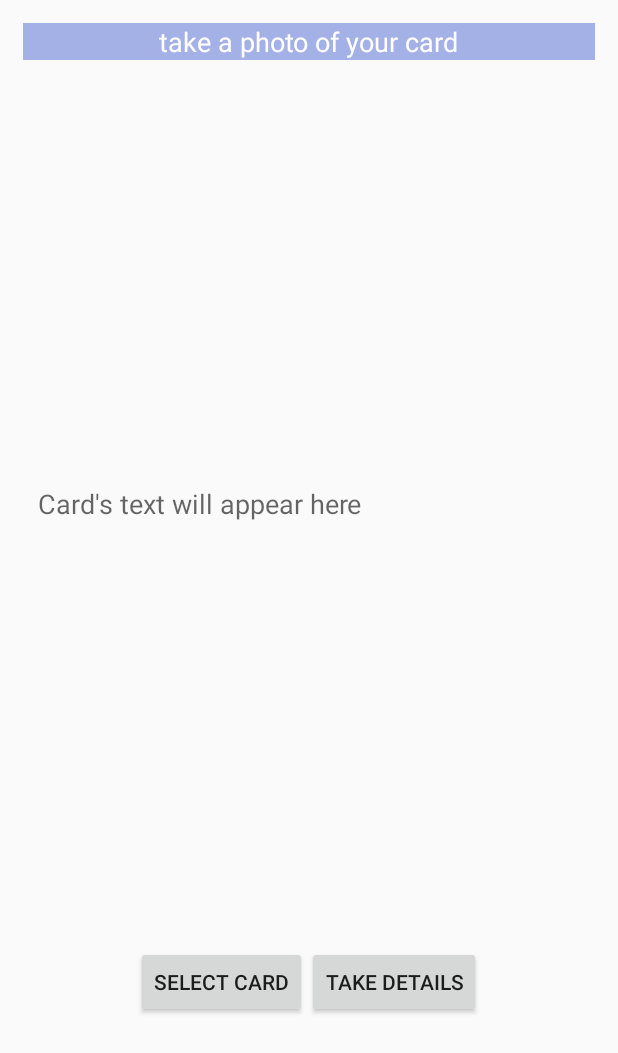
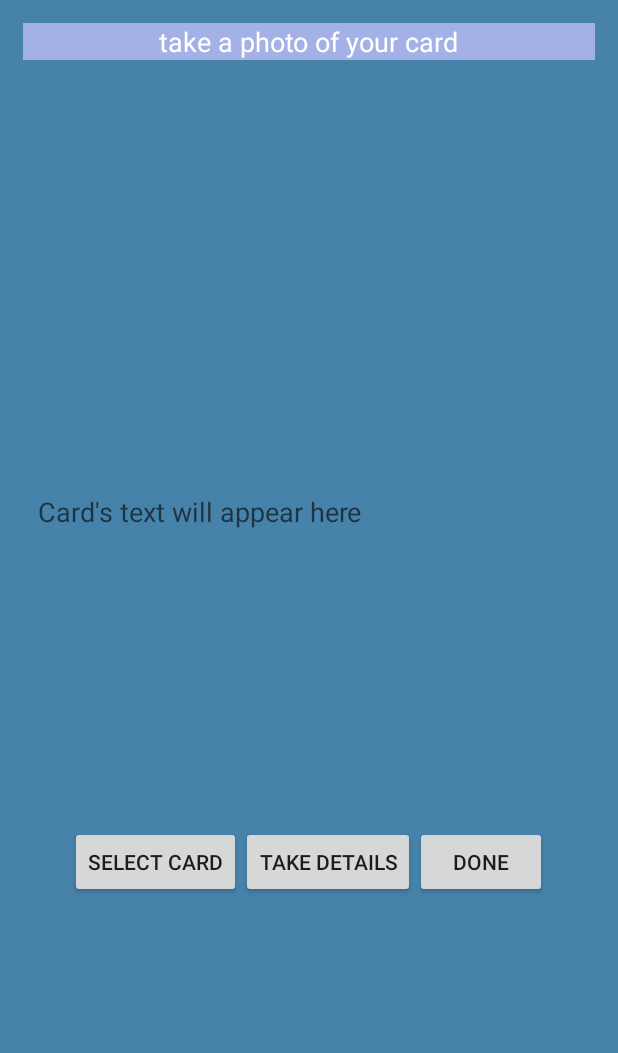
Before and after one commit to RotemShavit/MyGiftCards, an Android app: the ScanCard screen opened directly, with no data from a screen before it, on a phone screen of 412 x 824 dp. Shown: the top 1053 px of the screen. Run offline under Robolectric (Android 15) with nearby library versions, the phone set to English and light mode, and no system bars.

Commit message:
10.10.2020

```diff
--- a/app/src/main/AndroidManifest.xml
+++ b/app/src/main/AndroidManifest.xml
@@ -10,7 +10,7 @@
 
     <application
         android:allowBackup="true"
-        android:icon="@drawable/icon"
+        android:icon="@drawable/icon_new"
         android:label="@string/app_name"
         android:roundIcon="@mipmap/ic_launcher_round"
         android:supportsRtl="true"
--- a/app/src/main/java/com/postpc/mygiftcrads/RegisterActivity.kt
+++ b/app/src/main/java/com/postpc/mygiftcrads/RegisterActivity.kt
@@ -57,9 +57,12 @@ class RegisterActivity : AppCompatActivity() {
                         register_email.setText("")
                         register_password.setText("")
                         setDailyWorker()
+                        Log.d("***", "daily worker set")
                         val intent = Intent(this, AllGiftCardsActivity::class.java)
                         intent.putExtra("mail", mail)
+                        Log.d("***", "activity starting")
                         startActivity(intent)
+                        Log.d("***", "started activity")
                         finish()
                         // Next activity
                     }
--- a/app/src/main/java/com/postpc/mygiftcrads/SettingsActivity.kt
+++ b/app/src/main/java/com/postpc/mygiftcrads/SettingsActivity.kt
@@ -2,6 +2,7 @@ package com.postpc.mygiftcrads
 
 import android.content.Intent
 import android.os.Bundle
+import android.os.Handler
 import android.preference.PreferenceManager
 import android.widget.Switch
 import android.widget.TextView
--- a/app/src/main/res/layout/activity_new_gift_card.xml
+++ b/app/src/main/res/layout/activity_new_gift_card.xml
@@ -13,7 +13,6 @@
         style="@style/Widget.AppCompat.TextView"
         android:layout_width="match_parent"
         android:layout_height="70sp"
-        android:fontFamily="casual"
         android:text="New Gift Card"
         android:textAlignment="center"
         android:textColor="#EEEEEE"
@@ -218,6 +217,6 @@
         app:layout_constraintTop_toTopOf="parent"
         app:layout_constraintVertical_bias="1"
         app:itemTextColor="@color/bottom_nav_color"
-        app:itemIconTint="@color/bottom_nav_color"
+        app:itemIconTint="#EEEEEE"
         app:menu="@menu/bottom_menu" />
 </androidx.constraintlayout.widget.ConstraintLayout>
--- a/app/src/main/res/layout/activity_scan_card.xml
+++ b/app/src/main/res/layout/activity_scan_card.xml
@@ -1,9 +1,11 @@
 <?xml version="1.0" encoding="utf-8"?>
 <RelativeLayout
     xmlns:android="http://schemas.android.com/apk/res/android"
+    xmlns:app="http://schemas.android.com/apk/res-auto"
     android:layout_width="match_parent"
     android:layout_height="match_parent"
     android:orientation="vertical"
+    android:background="#4782AA"
     android:padding="15dp">
 
 
@@ -18,7 +20,7 @@
         android:layout_width="match_parent"
         android:layout_height="wrap_content"
         android:layout_below="@+id/imageView"
-        android:layout_marginTop="330dp"
+        android:layout_marginTop="250dp"
         android:orientation="horizontal"
         android:gravity="center"
         >
@@ -38,14 +40,22 @@
             android:text="Take details"
 
             />
+
+        <Button
+            android:layout_width="wrap_content"
+            android:layout_height="wrap_content"
+            android:onClick="doneDetails"
+            android:text="Done"
+
+            />
     </LinearLayout>
 
     <EditText
         android:id="@+id/editText"
         android:layout_width="381dp"
-        android:layout_height="220dp"
+        android:layout_height="160dp"
         android:layout_below="@+id/actionContainer"
-        android:layout_marginTop="-365dp"
+        android:layout_marginTop="-280dp"
         android:background="@android:color/transparent"
         android:gravity="top"
         android:hint="Card's text will appear here"
@@ -69,4 +79,5 @@
             android:text="take a photo of your card"/>
     </LinearLayout>
 
+
 </RelativeLayout>
--- a/app/src/main/res/values/strings.xml
+++ b/app/src/main/res/values/strings.xml
@@ -1,5 +1,5 @@
 <resources>
-    <string name="app_name">MyGiftCards</string>
+    <string name="app_name">My Gift Cards</string>
     <string name="title_activity_maps">Map</string>
     <string name="map">Map</string>
     <string name="button">Button</string>
--- a/app/src/main/res/values/styles.xml
+++ b/app/src/main/res/values/styles.xml
@@ -6,6 +6,7 @@
         <item name="colorPrimary">#EEEEEE</item>
         <item name="colorPrimaryDark">#EEEEEE</item>
         <item name="colorAccent">#5D6D7E</item>
+        <item name="android:statusBarColor">#182EA6</item>
     </style>
 
 </resources>
```
Also changed, not shown: app/src/main/java/com/postpc/mygiftcrads/AllGiftCardsActivity.kt (+7 -28 lines), app/src/main/java/com/postpc/mygiftcrads/NewGiftCard.kt (+56 -3 lines), app/src/main/java/com/postpc/mygiftcrads/NotificationWorker.java (+5 -2 lines), app/src/main/java/com/postpc/mygiftcrads/ScanCard.kt (+46 -3 lines), app/src/main/res/layout/activity_change_password.xml (+7 -4 lines), app/src/main/res/drawable/icon_new.jpeg (added), 2 other files.
